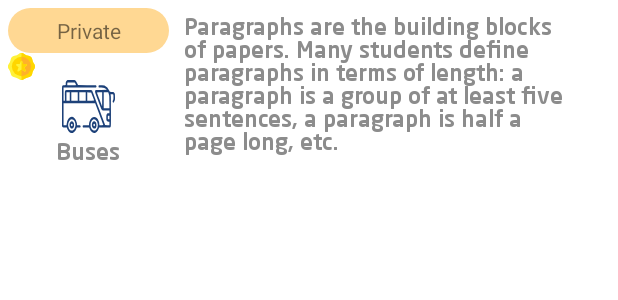
After one commit to mohannadahmed00/TelefreikAndroidApp, an Android app built with Jetpack Compose: the layout view_private_trip_type.xml on its own in the app's theme, with its tools: preview values and no code run, on a phone screen of 412 x 824 dp. The commit adds this screen. Shown: the top 300 px of the screen. Run offline under Robolectric (Android 15) with nearby library versions, the phone set to English and light mode, and no system bars.

Commit message:
private trips info adde

```diff
--- a/app/src/main/java/com/teleferik/ui/seatConfirmation/SeatConfirmationFragment.kt
+++ b/app/src/main/java/com/teleferik/ui/seatConfirmation/SeatConfirmationFragment.kt
@@ -49,7 +49,8 @@ class SeatConfirmationFragment :
         initClicks()
     }
     private fun initClicks() {
-        binding.includeTicket.tvRemainingTime.visibility = View.GONE
+        //why?
+        //binding.includeTicket.tvRemainingTime.visibility = View.GONE
         binding.includeTopBar.imgBack.setOnClickListener {
             findNavController().navigateUp()
         }
--- /dev/null
+++ b/app/src/main/res/layout/view_private_trip_type.xml
@@ -0,0 +1,58 @@
+<?xml version="1.0" encoding="utf-8"?>
+<LinearLayout xmlns:android="http://schemas.android.com/apk/res/android"
+    xmlns:app="http://schemas.android.com/apk/res-auto"
+    android:layout_width="match_parent"
+    android:padding="@dimen/_5dp"
+    android:layout_height="wrap_content"
+    android:orientation="horizontal">
+
+    <LinearLayout
+        android:layout_width="0dp"
+        android:layout_height="wrap_content"
+        android:layout_weight="2"
+        android:orientation="vertical">
+
+        <TextView
+            android:layout_width="match_parent"
+            android:layout_height="wrap_content"
+            android:background="@drawable/round_white"
+            android:backgroundTint="@color/yellow_light"
+            android:gravity="center"
+            android:padding="@dimen/_5dp"
+            android:text="@string/private_trip" />
+
+        <ImageView
+            android:layout_width="wrap_content"
+            android:layout_height="wrap_content"
+            android:layout_gravity="start"
+            android:src="@drawable/ic_star" />
+
+        <ImageView
+            android:id="@+id/iv_icon"
+            android:layout_width="match_parent"
+            android:layout_height="wrap_content"
+            android:src="@drawable/ic_bus" />
+
+        <TextView
+            android:id="@+id/tv_trip_type"
+            android:layout_width="match_parent"
+            android:layout_height="wrap_content"
+            android:fontFamily="@font/medium"
+            android:gravity="center"
+            android:text="@string/bus"
+            android:textColor="@color/gray_3"
+            android:textSize="@dimen/_15sp" />
+    </LinearLayout>
+
+    <TextView
+        android:layout_width="0dp"
+        android:layout_height="match_parent"
+        android:layout_marginEnd="24dp"
+        android:layout_weight="5"
+        android:fontFamily="@font/medium"
+        android:paddingStart="@dimen/_10dp"
+        android:text="Paragraphs are the building blocks of papers. Many students define paragraphs in terms of length: a paragraph is a group of at least five sentences, a paragraph is half a page long, etc."
+        android:textColor="@color/gray_3"
+        android:textSize="@dimen/_15sp" />
+
+</LinearLayout>
--- a/app/src/main/res/navigation/private_graph.xml
+++ b/app/src/main/res/navigation/private_graph.xml
@@ -10,7 +10,7 @@
         android:label="fragment_private_trips"
         tools:layout="@layout/fragment_private_trip" >
         <action
-            android:id="@+id/action_privateFragmentTrip_to_messagesFragment"
+            android:id="@+id/action_privateFragmentTrip_to_privateConfirmationFragment"
             app:destination="@id/privateConfirmationFragment" />
     </fragment>
     <fragment
```
Also changed, not shown: app/src/main/java/com/teleferik/ui/privateTrip/PrivateTripFragment.kt (+14 -1 lines), app/src/main/java/com/teleferik/ui/privateTrip/privateConfirmation/PrivateConfirmationFragment.kt (+5 -4 lines), app/src/main/res/layout/fragment_private_confirmation.xml (+74 -74 lines), app/src/main/res/layout/fragment_private_trip.xml (+12 -9 lines), app/src/main/res/layout/view_ticket.xml (+6 -5 lines), app/src/main/res/values/strings.xml (+11 -0 lines), 1 other file.
